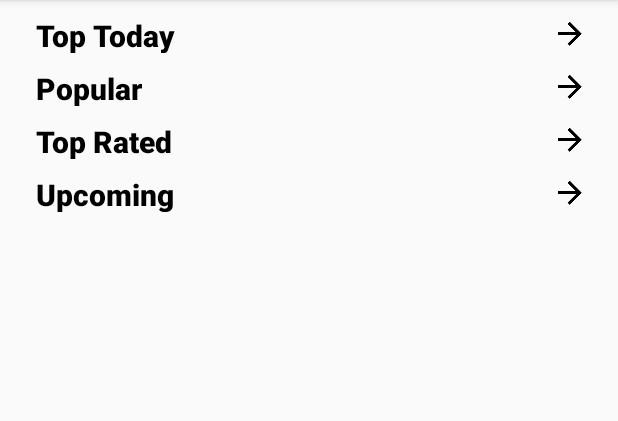
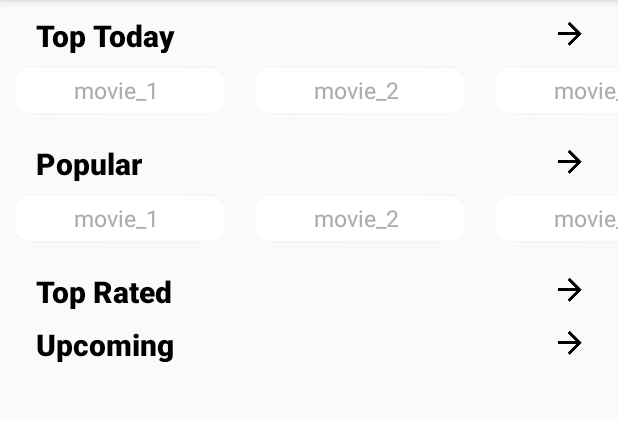
Before and after one commit to ikakooo/Final_Project_Movies, an Android app: the fragment HomeFragment shown on its own in the app's theme, on a phone screen of 412 x 824 dp, the part 84-505 px from its top. Run offline under Robolectric (Android 15) with nearby library versions, the phone set to English and light mode, and no system bars.

Commit message:
fixed recyclerView

```diff
--- a/app/src/main/java/com/example/movieapplication/Adapter.kt
+++ b/app/src/main/java/com/example/movieapplication/adapters/PopularAdapter.kt
@@ -1,38 +1,42 @@
-package com.example.movieapplication
+package com.example.movieapplication.adapters
 
 import android.view.LayoutInflater
 import android.view.View
 import android.view.ViewGroup
 import androidx.recyclerview.widget.RecyclerView
+import com.example.movieapplication.R
 import com.example.movieapplication.splash_screen.ModelItem
 import kotlinx.android.synthetic.main.items_layout.view.*
 
-class Adapter(val ItemsList:MutableList<ModelItem>) : RecyclerView.Adapter<Adapter.ViewHolder>() {
+class PopularAdapter(val ItemsList: MutableList<ModelItem>) :
+    RecyclerView.Adapter<PopularAdapter.ViewHolder>() {
 
 
     override fun getItemCount(): Int {
         return ItemsList.size
     }
+
     override fun onCreateViewHolder(parent: ViewGroup, viewType: Int): ViewHolder {
 
-        return  ViewHolder(LayoutInflater.from(parent.context).inflate(R.layout.items_layout,parent,false))
+        return ViewHolder(
+            LayoutInflater.from(parent.context).inflate(R.layout.items_layout, parent, false)
+        )
     }
-
 
 
     override fun onBindViewHolder(holder: ViewHolder, position: Int) {
 
-        holder.onBound()
+        holder.onBind()
 
     }
 
-    inner class  ViewHolder(view : View):RecyclerView.ViewHolder(view){
+    inner class ViewHolder(view: View) : RecyclerView.ViewHolder(view) {
 
         private lateinit var model: ModelItem
 
-        fun onBound(){
-            model=ItemsList[adapterPosition]
-            itemView.title.text=model.title
+        fun onBind() {
+            model = ItemsList[adapterPosition]
+            itemView.title.text = model.title
 
 
         }
--- /dev/null
+++ b/app/src/main/java/com/example/movieapplication/adapters/TopTodayAdapter.kt
@@ -0,0 +1,46 @@
+package com.example.movieapplication.adapters
+
+import android.view.LayoutInflater
+import android.view.View
+import android.view.ViewGroup
+import androidx.recyclerview.widget.RecyclerView
+import com.example.movieapplication.R
+import com.example.movieapplication.splash_screen.ModelItem
+import kotlinx.android.synthetic.main.items_layout.view.*
+
+class TopTodayAdapter(val ItemsList: MutableList<ModelItem>) :
+    RecyclerView.Adapter<TopTodayAdapter.ViewHolder>() {
+
+
+    override fun getItemCount(): Int {
+        return ItemsList.size
+    }
+
+    override fun onCreateViewHolder(parent: ViewGroup, viewType: Int): ViewHolder {
+
+        return ViewHolder(
+            LayoutInflater.from(parent.context).inflate(R.layout.items_layout, parent, false)
+        )
+    }
+
+
+    override fun onBindViewHolder(holder: ViewHolder, position: Int) {
+
+        holder.onBind()
+
+    }
+
+    inner class ViewHolder(view: View) : RecyclerView.ViewHolder(view) {
+
+        private lateinit var model: ModelItem
+
+        fun onBind() {
+            model = ItemsList[adapterPosition]
+            itemView.title.text = model.title
+
+
+        }
+
+    }
+
+}
--- a/app/src/main/java/com/example/movieapplication/bottom_navigation/ui/home/HomeFragment.kt
+++ b/app/src/main/java/com/example/movieapplication/bottom_navigation/ui/home/HomeFragment.kt
@@ -9,41 +9,47 @@ import androidx.fragment.app.Fragment
 import androidx.lifecycle.Observer
 import androidx.lifecycle.ViewModelProviders
 import androidx.recyclerview.widget.LinearLayoutManager
-import com.example.movieapplication.Adapter
 import com.example.movieapplication.R
+import com.example.movieapplication.adapters.PopularAdapter
+import com.example.movieapplication.adapters.TopTodayAdapter
 import com.example.movieapplication.splash_screen.ModelItem
-import kotlinx.android.synthetic.main.fragment_home.*
+import kotlinx.android.synthetic.main.fragment_home.view.*
 
 class HomeFragment : Fragment() {
-    private var ItemsList= mutableListOf<ModelItem>()
-    private lateinit var adapter: Adapter
-
+    private var ItemsList = mutableListOf<ModelItem>()
+    private lateinit var topTodayAdapter: TopTodayAdapter
+    private lateinit var popularAdapter: PopularAdapter
     private lateinit var homeViewModel: HomeViewModel
-
     override fun onCreateView(
         inflater: LayoutInflater,
         container: ViewGroup?,
         savedInstanceState: Bundle?
     ): View? {
-           ///irakli
-        //adapter= Adapter(ItemsList)
-        //topTodayRecyclerView.layoutManager= LinearLayoutManager(context)
-        //topTodayRecyclerView.adapter=adapter
 
 
         homeViewModel =
             ViewModelProviders.of(this).get(HomeViewModel::class.java)
         val root = inflater.inflate(R.layout.fragment_home, container, false)
+        topTodayAdapter =
+            TopTodayAdapter(ItemsList)
+        root.topTodayRecyclerView.layoutManager =
+            LinearLayoutManager(context, LinearLayoutManager.HORIZONTAL, false)
+        root.topTodayRecyclerView.adapter = topTodayAdapter
+
+        popularAdapter = PopularAdapter(ItemsList)
+        root.popularRecyclerView.layoutManager =
+            LinearLayoutManager(context, LinearLayoutManager.HORIZONTAL, false)
+        root.popularRecyclerView.adapter = popularAdapter
         val textView: TextView = root.findViewById(R.id.text_home)
         homeViewModel.text.observe(viewLifecycleOwner, Observer {
             textView.text = it
-            //ItemsList.add(ModelItem("jahjah"))
-            //ItemsList.add(ModelItem("aaaaa"))
-
+            ItemsList.add(ModelItem("movie_1"))
+            ItemsList.add(ModelItem("movie_2"))
+            ItemsList.add(ModelItem("movie_3"))
+            ItemsList.add(ModelItem("movie_4"))
+            ItemsList.add(ModelItem("movie_5"))
+            ItemsList.add(ModelItem("movie_6"))
         })
-
-
-
         return root
     }
 }
--- a/app/src/main/res/layout/fragment_dashboard.xml
+++ b/app/src/main/res/layout/fragment_dashboard.xml
@@ -20,8 +20,5 @@
         app:layout_constraintEnd_toEndOf="parent"
         app:layout_constraintStart_toStartOf="parent"
         app:layout_constraintTop_toTopOf="parent" />
-    <ImageView
-        android:layout_width="wrap_content"
-        android:layout_height="wrap_content"
-        android:src="@mipmap/ic_launcher"/>
+
 </LinearLayout>
--- a/app/src/main/res/layout/fragment_home.xml
+++ b/app/src/main/res/layout/fragment_home.xml
@@ -95,7 +95,7 @@
             </LinearLayout>
 
             <androidx.recyclerview.widget.RecyclerView
-                android:id="@+id/rView"
+                android:id="@+id/popularRecyclerView"
                 android:layout_width="match_parent"
 
                 android:layout_height="match_parent"
--- a/app/src/main/res/layout/items_layout.xml
+++ b/app/src/main/res/layout/items_layout.xml
@@ -1,10 +1,32 @@
-<?xml version="1.0" encoding="utf-8"?>
-<LinearLayout xmlns:android="http://schemas.android.com/apk/res/android"
-    android:orientation="vertical" android:layout_width="match_parent"
-    android:layout_height="match_parent">
-    <TextView
-        android:id="@+id/title"
+<androidx.cardview.widget.CardView xmlns:android="http://schemas.android.com/apk/res/android"
+    xmlns:app="http://schemas.android.com/apk/res-auto"
+    xmlns:tools="http://schemas.android.com/tools"
+    android:id="@+id/parentLayout"
+    android:layout_width="140dp"
+    android:layout_height="wrap_content"
+    android:layout_margin="10dp"
+    app:cardElevation="2dp"
+    android:orientation="vertical"
+    app:cardCornerRadius="10dp">
+
+    <LinearLayout
         android:layout_width="match_parent"
-        android:layout_height="wrap_content"/>
+        android:layout_height="match_parent"
+        android:orientation="vertical"
+        tools:ignore="UseCompoundDrawables">
 
-</LinearLayout>
+
+
+        <TextView
+            android:id="@+id/title"
+            android:layout_width="match_parent"
+            android:layout_height="30dp"
+            android:layout_marginEnd="5dp"
+            android:background="@android:color/white"
+            android:gravity="center"
+            android:textColor="@android:color/darker_gray"
+            android:textSize="15sp" />
+    </LinearLayout>
+
+
+</androidx.cardview.widget.CardView>
```
